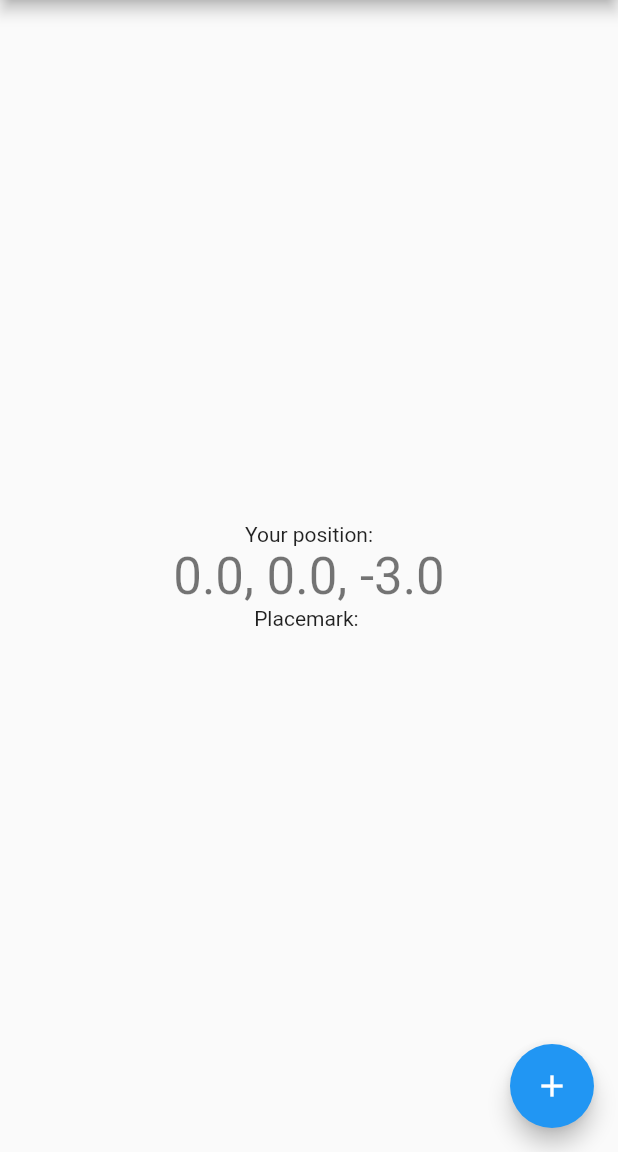
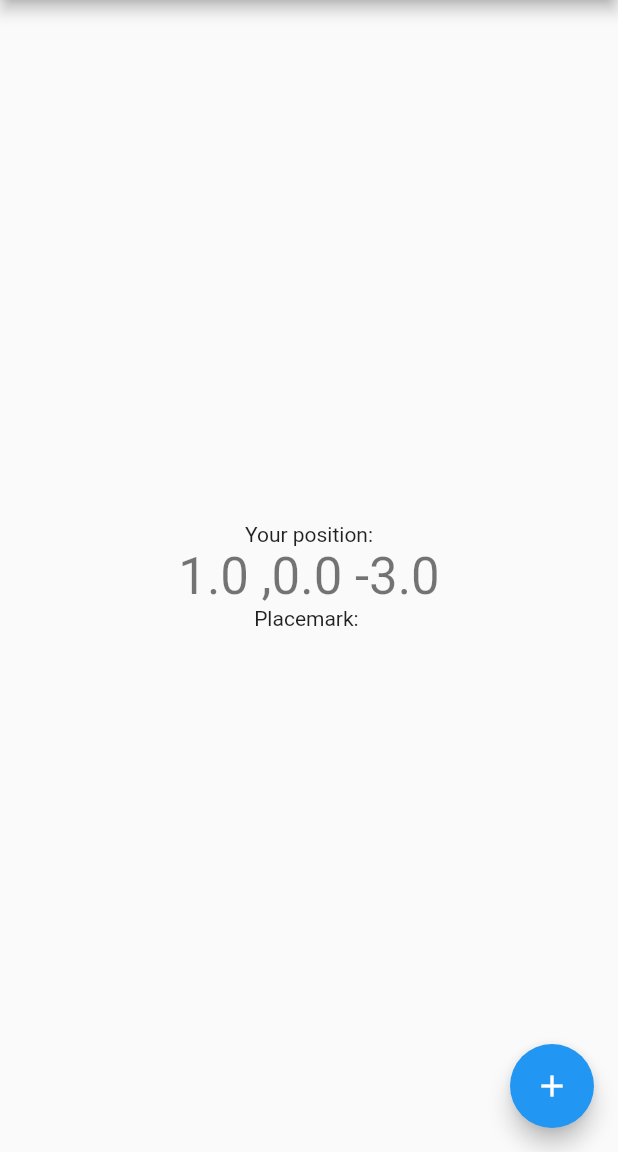
Before and after one commit to Dan-Ailenei/conquer-peaks, a Flutter app: the screen it shows after launch, on a phone screen of 412 x 824 dp, the part 84-1236 px from its top. Run offline on Flutter 3.47's test engine with Material 2 defaults, Android fonts, the phone set to English and light mode, and no system bars; our stand-ins replace geolocator.

Commit message:
working ios project

```diff
--- a/lib/main.dart
+++ b/lib/main.dart
@@ -45,7 +45,7 @@ class MyHomePage extends StatefulWidget {
 }
 
 class _MyHomePageState extends State<MyHomePage> {
-  double lat = 0;
+  double lat = 1;
   double long = 0;
   double alt = -3;
   String placeMark = '';
@@ -106,7 +106,7 @@ class _MyHomePageState extends State<MyHomePage> {
               'Your position:',
             ),
             Text(
-              '$long, $lat, $alt',
+              '$lat ,$long $alt',
               style: Theme.of(context).textTheme.display1,
             ),
             Text(
```
Also changed, not shown: 9 other files.
